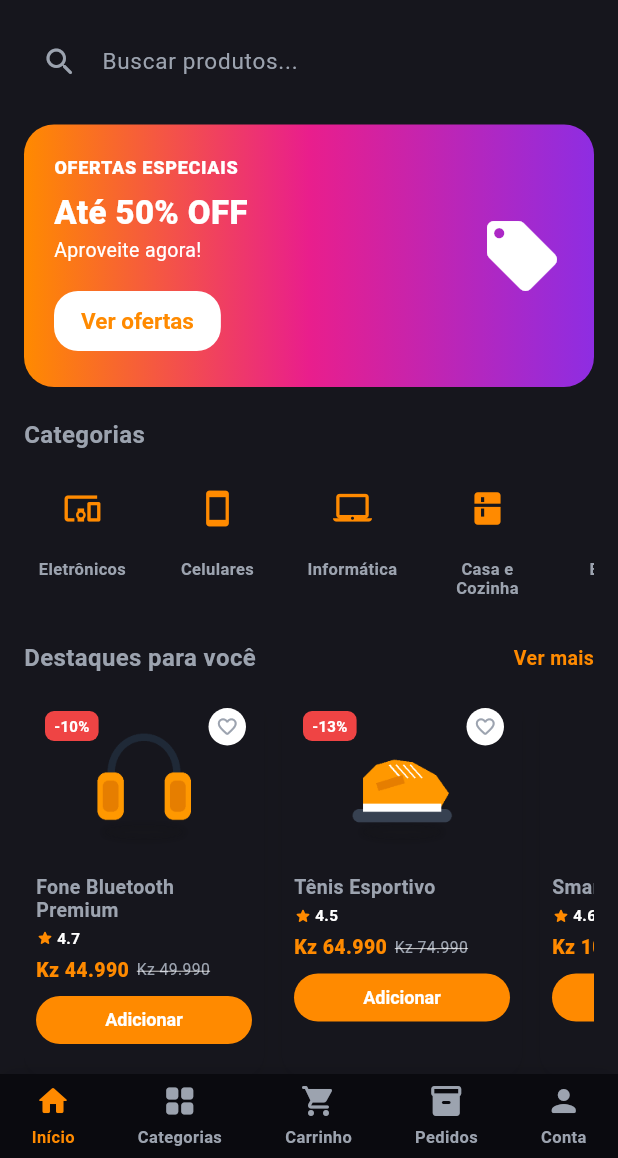
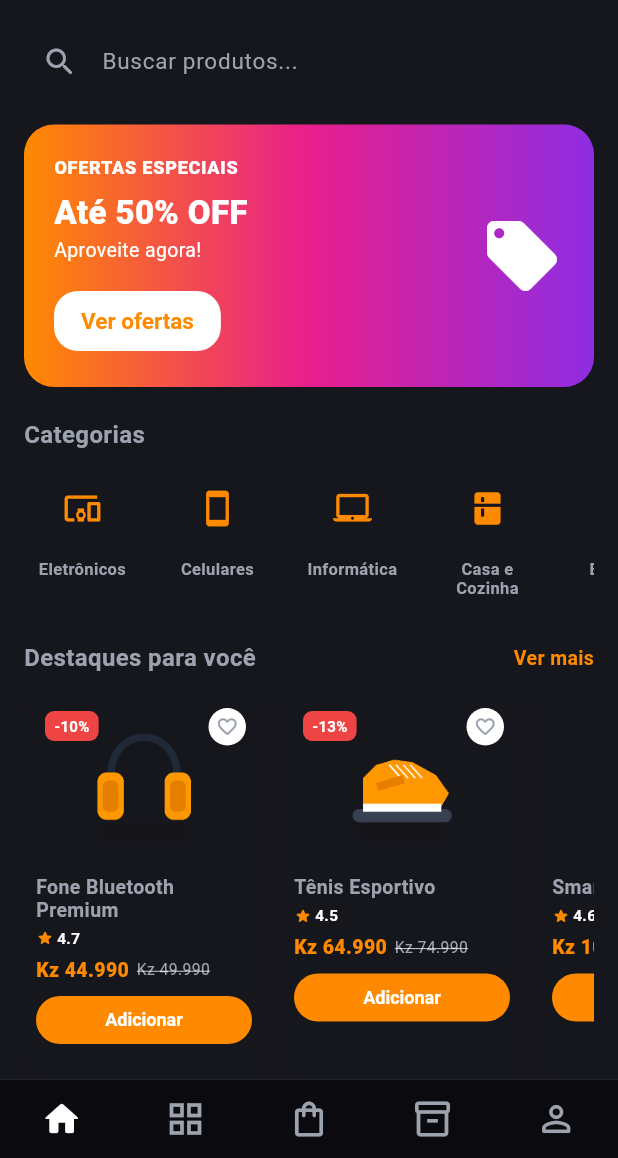
Before and after one commit to lilianemanuel450-lang/dg-comercial-online, a Flutter app: the screen it shows after launch, on a phone screen of 412 x 824 dp, the part 78-1236 px from its top. Run offline on Flutter 3.47's test engine with Material 3 defaults, Android fonts, the phone set to English and light mode, and no system bars; accounts and stored records are empty.

Commit message:
feat(nav): barra inferior no estilo Instagram

```diff
--- a/lib/navigation/main_shell.dart
+++ b/lib/navigation/main_shell.dart
@@ -31,68 +31,95 @@ class _MainShellState extends State<MainShell> {
     final cartCount = context.watch<CartProvider>().totalQuantity;
 
     return Scaffold(
+      backgroundColor: AppColors.background,
       body: IndexedStack(index: _index, children: _screens),
       bottomNavigationBar: Container(
-        decoration: BoxDecoration(
+        decoration: const BoxDecoration(
           color: AppColors.background,
-          boxShadow: [
-            BoxShadow(color: Colors.black.withValues(alpha: 0.06), blurRadius: 12, offset: const Offset(0, -2)),
-          ],
+          border: Border(
+            top: BorderSide(color: AppColors.border, width: 0.5),
+          ),
         ),
         child: SafeArea(
-          child: Padding(
-            padding: const EdgeInsets.symmetric(vertical: 6),
-            child: Row(
-              mainAxisAlignment: MainAxisAlignment.spaceAround,
-              children: [
-                _navItem(0, Icons.home_rounded, 'Início'),
-                _navItem(1, Icons.grid_view_rounded, 'Categorias'),
-                _navItem(2, Icons.shopping_cart_rounded, 'Carrinho', badge: cartCount),
-                _navItem(3, Icons.inventory_2_rounded, 'Pedidos'),
-                _navItem(4, Icons.person_rounded, 'Conta'),
-              ],
+          top: false,
+          child: Row(
+            children: [
+              _navItem(0, Icons.home_rounded, Icons.home_outlined, 'Início'),
+              _navItem(1, Icons.grid_view_rounded, Icons.grid_view_outlined,
+                  'Categorias'),
+              _navItem(2, Icons.shopping_bag_rounded,
+                  Icons.shopping_bag_outlined, 'Carrinho',
+                  badge: cartCount),
+              _navItem(3, Icons.inventory_2_rounded,
+                  Icons.inventory_2_outlined, 'Pedidos'),
+              _navItem(4, Icons.person_rounded, Icons.person_outline_rounded,
+                  'Conta'),
+            ],
+          ),
+        ),
+      ),
+    );
+  }
+
+  Widget _navItem(
+    int index,
+    IconData activeIcon,
+    IconData icon,
+    String label, {
+    int badge = 0,
+  }) {
+    final selected = _index == index;
+
+    return Expanded(
+      child: Semantics(
+        label: label,
+        button: true,
+        selected: selected,
+        child: GestureDetector(
+          onTap: () => setState(() => _index = index),
+          behavior: HitTestBehavior.opaque,
+          child: SizedBox(
+            height: 52,
+            child: Center(
+              child: Stack(
+                clipBehavior: Clip.none,
+                children: [
+                  Icon(
+                    selected ? activeIcon : icon,
+                    color: selected
+                        ? AppColors.darkText
+                        : AppColors.secondaryText,
+                    size: 28,
+                  ),
+                  if (badge > 0)
+                    Positioned(
+                      right: -9,
+                      top: -5,
+                      child: Container(
+                        padding: const EdgeInsets.all(3),
+                        constraints: const BoxConstraints(
+                            minWidth: 16, minHeight: 16),
+                        decoration: const BoxDecoration(
+                          color: AppColors.error,
+                          shape: BoxShape.circle,
+                        ),
+                        child: Text(
+                          badge > 9 ? '9+' : '$badge',
+                          textAlign: TextAlign.center,
+                          style: const TextStyle(
+                            color: Colors.white,
+                            fontSize: 9,
+                            fontWeight: FontWeight.w700,
+                          ),
+                        ),
+                      ),
+                    ),
+                ],
+              ),
             ),
           ),
         ),
       ),
     );
   }
-
-  Widget _navItem(int index, IconData icon, String label, {int badge = 0}) {
-    final selected = _index == index;
-    final color = selected ? AppColors.primary : AppColors.secondaryText;
-
-    return GestureDetector(
-      onTap: () => setState(() => _index = index),
-      behavior: HitTestBehavior.opaque,
-      child: Column(
-        mainAxisSize: MainAxisSize.min,
-        children: [
-          Stack(
-            clipBehavior: Clip.none,
-            children: [
-              Icon(icon, color: color, size: 24),
-              if (badge > 0)
-                Positioned(
-                  right: -8,
-                  top: -4,
-                  child: Container(
-                    padding: const EdgeInsets.all(3),
-                    constraints: const BoxConstraints(minWidth: 16, minHeight: 16),
-                    decoration: const BoxDecoration(color: AppColors.error, shape: BoxShape.circle),
-                    child: Text(
-                      '$badge',
-                      textAlign: TextAlign.center,
-                      style: const TextStyle(color: Colors.white, fontSize: 9, fontWeight: FontWeight.w700),
-                    ),
-                  ),
-                ),
-            ],
-          ),
-          const SizedBox(height: 4),
-          Text(label, style: TextStyle(color: color, fontSize: 11, fontWeight: FontWeight.w600)),
-        ],
-      ),
-    );
-  }
 }
```
